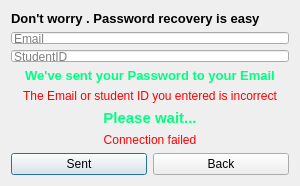
Old version of the form LoginPart/ForgetPass.ui in the repository EE-AUT/Media-player.
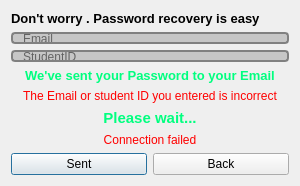
New version of the form. Icons and pictures are not drawn.

The edit to the form file:
```diff
--- a/LoginPart/ForgetPass.ui
+++ b/LoginPart/ForgetPass.ui
@@ -86,6 +86,16 @@
     <layout class="QVBoxLayout" name="verticalLayout">
      <item>
       <widget class="QLineEdit" name="lineEdit_Email">
+       <property name="styleSheet">
+        <string notr="true">QLineEdit{ 
+                background-color: #c6c6c6;
+                border: 2px solid gray;
+                border-radius: 4px;
+                padding: 0 8px;
+                selection-background-color: darkgray;
+     
+            }</string>
+       </property>
        <property name="placeholderText">
         <string>Email</string>
        </property>
@@ -93,6 +103,16 @@
      </item>
      <item>
       <widget class="QLineEdit" name="lineEdit_StudentID">
+       <property name="styleSheet">
+        <string notr="true">QLineEdit{ 
+                background-color: #c6c6c6;
+                border: 2px solid gray;
+                border-radius: 4px;
+                padding: 0 8px;
+                selection-background-color: darkgray;
+     
+            }</string>
+       </property>
        <property name="placeholderText">
         <string>StudentID</string>
        </property>
```
